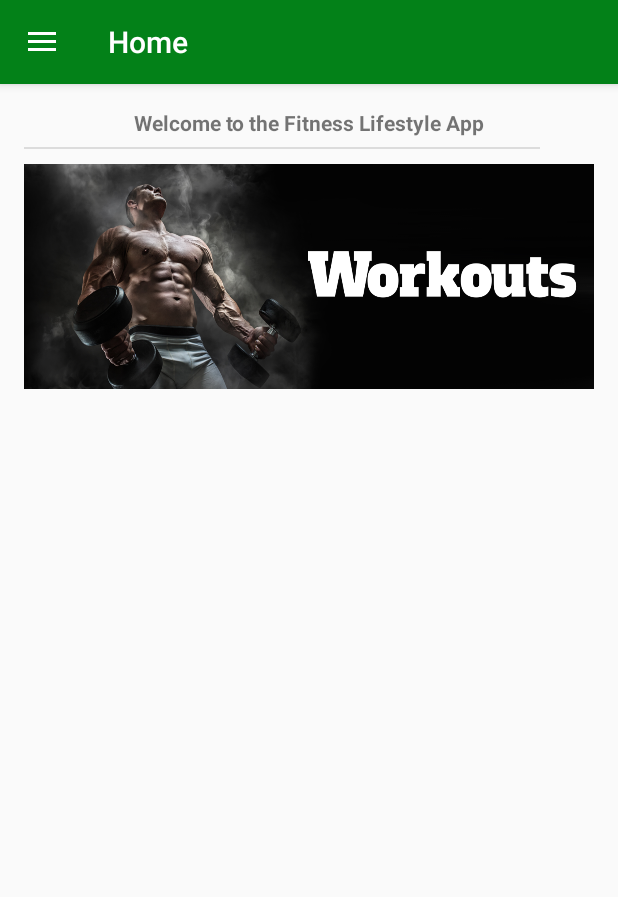
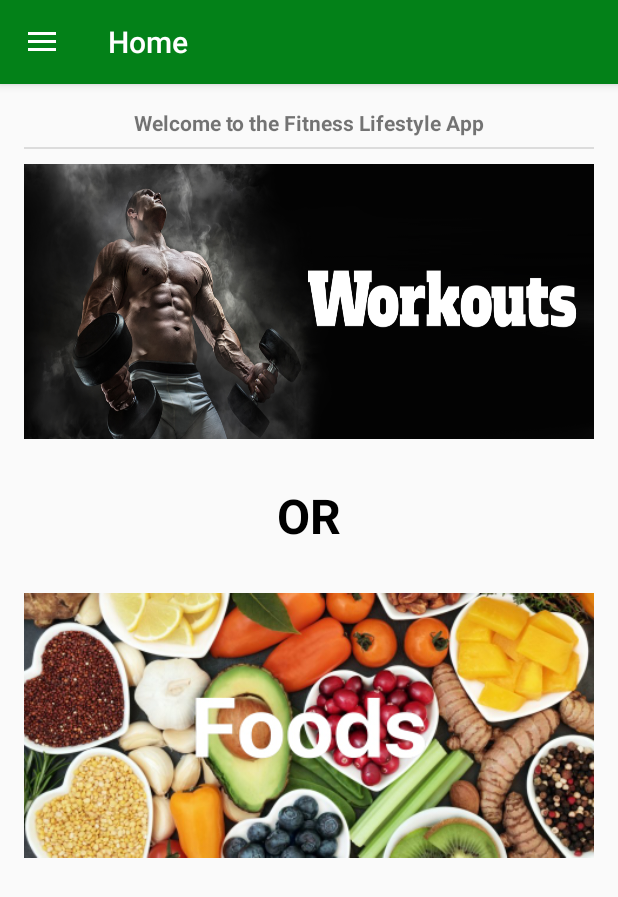
Before and after one commit to vramared/Fitness-Lifestyle, an Android app: the HomeScreen screen opened directly, with no data from a screen before it, on a phone screen of 412 x 824 dp. Shown: the top 897 px of the screen. Run offline under Robolectric (Android 15) with nearby library versions, the phone set to English and light mode, and no system bars; libraries missing offline, so code that uses them is left out: com.facebook, com.facebook.login; 2 statements that could not run were skipped.

Commit message:
Added swipe to dismiss functionality

```diff
--- a/app/build.gradle
+++ b/app/build.gradle
@@ -27,6 +27,7 @@ dependencies {
     implementation 'com.android.support:cardview-v7:27.1.1'
     implementation 'com.facebook.android:facebook-login:[4,5)'
     implementation 'com.jjoe64:graphview:4.2.2'
+    implementation 'com.baoyz.swipemenulistview:library:1.3.0'
 
     testImplementation 'junit:junit:4.12'
     androidTestImplementation 'com.android.support.test:runner:1.0.2'
--- a/app/src/main/res/layout/activity_home_screen.xml
+++ b/app/src/main/res/layout/activity_home_screen.xml
@@ -29,7 +29,7 @@
     <ImageView
         android:id="@+id/logIMG"
         android:layout_width="wrap_content"
-        android:layout_height="150dp"
+        android:layout_height="183dp"
         android:layout_alignParentStart="true"
         android:layout_alignParentTop="true"
         android:layout_marginTop="37dp"
@@ -45,7 +45,7 @@
 
     <View
         android:id="@+id/divider"
-        android:layout_width="344dp"
+        android:layout_width="match_parent"
         android:layout_height="1dp"
         android:layout_alignParentStart="true"
         android:layout_alignParentTop="true"
@@ -56,4 +56,24 @@
         app:layout_constraintStart_toStartOf="parent"
         app:layout_constraintTop_toBottomOf="@+id/greetingMSG" />
 
+    <TextView
+        android:id="@+id/or"
+        android:layout_width="wrap_content"
+        android:layout_height="wrap_content"
+        android:layout_alignParentTop="true"
+        android:layout_centerHorizontal="true"
+        android:layout_marginTop="250dp"
+        android:text="@string/or"
+        android:textStyle="bold"
+        android:textColor="@color/black"
+        android:textSize="32sp"/>
+
+    <ImageView
+        android:layout_width="match_parent"
+        android:layout_height="183dp"
+        android:src="@drawable/foods"
+        android:layout_alignParentTop="true"
+        android:layout_centerHorizontal="true"
+        android:layout_marginTop="320dp"/>
+
 </RelativeLayout>
--- a/app/src/main/res/layout/activity_workout_info.xml
+++ b/app/src/main/res/layout/activity_workout_info.xml
@@ -65,7 +65,7 @@
         app:layout_constraintStart_toStartOf="parent"
         app:layout_constraintTop_toBottomOf="@+id/divider" />
 
-    <ListView
+    <com.baoyz.swipemenulistview.SwipeMenuListView
         android:id="@+id/listView"
         android:layout_width="0dp"
         android:layout_height="0dp"
--- a/app/src/main/res/values/strings.xml
+++ b/app/src/main/res/values/strings.xml
@@ -22,4 +22,5 @@
     <string name="user_icon">"Logout"</string>
     <string name="sample_user">"User"</string>
     <string name="sample_email">"jdoe@gmail.com"</string>
+    <string name="or">"OR"</string>
 </resources>
```
Also changed, not shown: app/src/main/java/com/example/vin/fitnesslifestyleapp/LogWorkouts.java (+9 -5 lines), app/src/main/java/com/example/vin/fitnesslifestyleapp/Workout.java (+9 -0 lines), app/src/main/java/com/example/vin/fitnesslifestyleapp/WorkoutInfo.java (+82 -2 lines), app/src/main/res/drawable/ic_delete.xml (added, +9 -0 lines), app/src/main/res/drawable-xxhdpi/foods.jpg (added).
